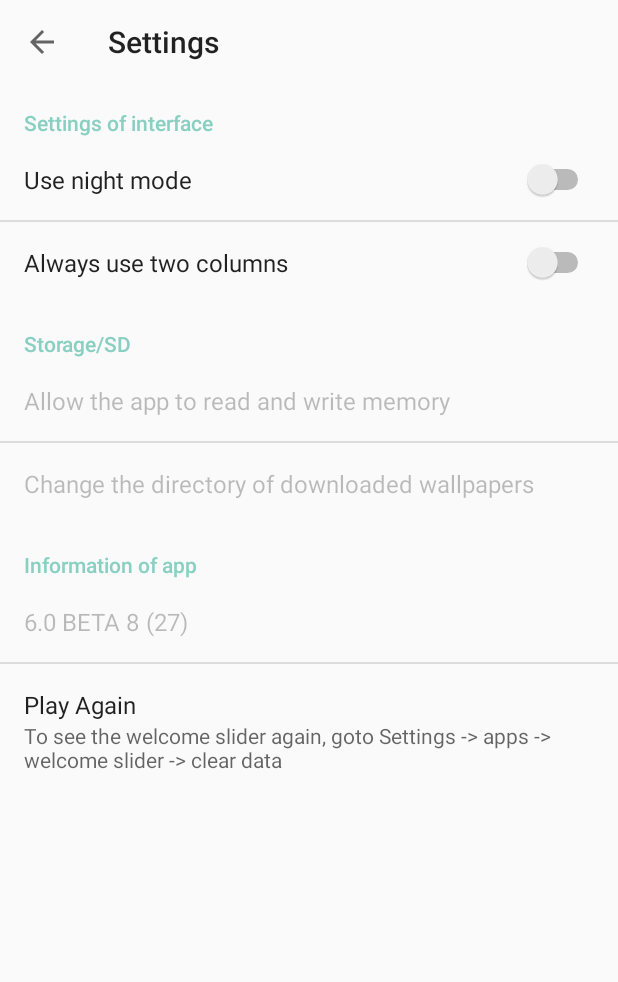
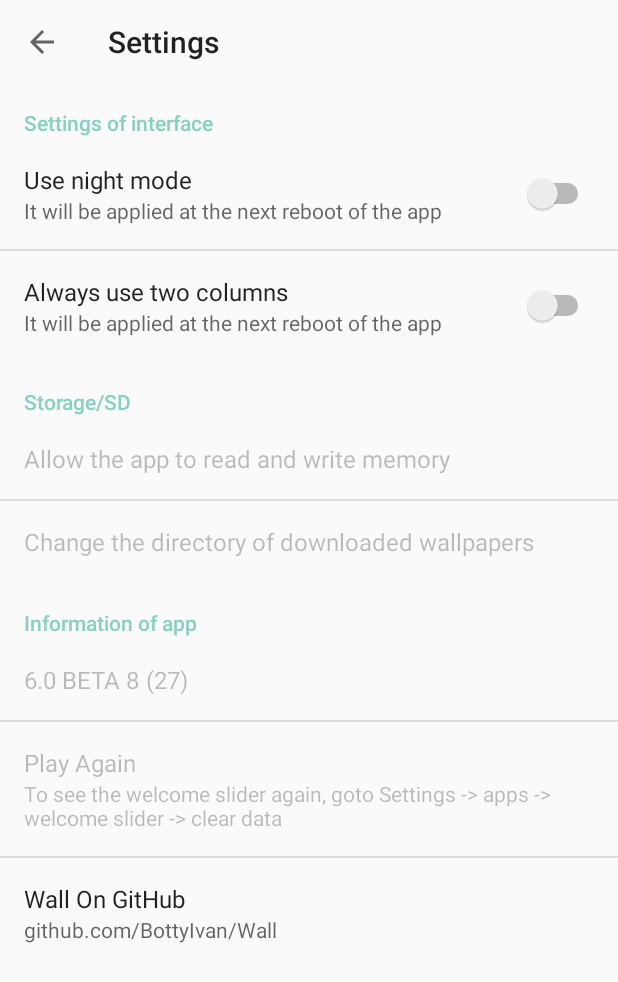
Before and after one commit to BottyIvan/Wall, an Android app: the HomeFragment screen opened directly, with no data from a screen before it, after a tap on "Settings", on a phone screen of 412 x 824 dp. Shown: the top 982 px of the screen. Run offline under Robolectric (Android 15) with nearby library versions, the phone set to English and light mode, and no system bars; our stand-ins replace Picasso, Volley; libraries missing offline, so code that uses them is left out: com.github.florent37.picassopalette, com.koushikdutta.async, com.koushikdutta.ion; network calls fail; pictures from the network do not load; 1 statement that could not run was skipped; 1 other tap on this screen came first.

Commit message:
- in preview wallpaper now the wall will be downloaded in the correct folder, - summery for ui changes - initial support for change directory -> not work yet

```diff
--- a/app/src/main/java/com/botty/wall/activity/PreviewWallpaper.java
+++ b/app/src/main/java/com/botty/wall/activity/PreviewWallpaper.java
@@ -73,6 +73,7 @@ public class PreviewWallpaper extends AppCompatActivity {
     private ProgressDialog progressDialog;
     private Future<File> downloading;
     private boolean downloaded = false;
+    private String fullPath = Environment.getExternalStorageDirectory().getAbsolutePath()+"/WallApp";
 
     final private int REQUEST_CODE_ASK_PERMISSIONS = 123;
     private boolean SDPermission;
@@ -148,7 +149,7 @@ public class PreviewWallpaper extends AppCompatActivity {
                                 System.out.println("" + downloaded + " / " + total);
                             }
                         })
-                        .write(new File("/sdcard/wall_"+selectedPosition+".jpg"))
+                        .write(new File(fullPath, "wall_"+selectedPosition+".jpg"))
                         .setCallback(new FutureCallback<File>() {
                             @Override
                             public void onCompleted(Exception e, File file) {
--- a/app/src/main/java/com/botty/wall/fragment/HomeFragment.java
+++ b/app/src/main/java/com/botty/wall/fragment/HomeFragment.java
@@ -98,6 +98,8 @@ public class HomeFragment extends Fragment implements SwipeRefreshLayout.OnRefre
             layout_row = 1;
             isListView = false;
         }
+
+        settings.getString("directory",directoryName);
     }
 
     @Override
--- a/app/src/main/res/values/strings.xml
+++ b/app/src/main/res/values/strings.xml
@@ -21,6 +21,7 @@
     <string name="settings_of_interface">Settings of interface</string>
     <string name="use_night_mode">Use night mode</string>
     <string name="always_use_two_columns">Always use two columns</string>
+    <string name="applied_ui_settings">It will be applied at the next reboot of the app</string>
     <string name="settings_for_sd" translatable="false">Storage/SD</string>
     <string name="allow_the_app_to_read_and_write_memory">Allow the app to read and write memory</string>
     <string name="change_the_directory_of_downloaded_wallpapers">Change the directory of downloaded wallpapers</string>
--- a/app/src/main/res/xml/preferences.xml
+++ b/app/src/main/res/xml/preferences.xml
@@ -4,22 +4,28 @@
         android:title="@string/settings_of_interface">
         <SwitchPreference
             android:title="@string/use_night_mode"
+            android:summary="@string/applied_ui_settings"
             android:defaultValue="false"
             android:key="nightmode" />
-    </PreferenceCategory>
         <SwitchPreference android:title="@string/always_use_two_columns"
+            android:summary="@string/applied_ui_settings"
             android:defaultValue="false"
             android:key="tworow"/>
+    </PreferenceCategory>
     <PreferenceCategory
         android:title="@string/settings_for_sd"
-        android:enabled="false">
+        android:enabled="true">
         <PreferenceScreen
             android:title="@string/allow_the_app_to_read_and_write_memory"
             android:key="grantaccess"
             android:enabled="false"/>
-        <PreferenceScreen
+        <EditTextPreference
             android:enabled="false"
-            android:title="@string/change_the_directory_of_downloaded_wallpapers"/>
+            android:title="@string/change_the_directory_of_downloaded_wallpapers"
+            android:key="directory"
+            android:persistent="true"
+            android:dialogTitle="Name of directory"
+            android:defaultValue="WallApp"/>
     </PreferenceCategory>
     <PreferenceCategory
         android:title="@string/information_of_app">
@@ -28,6 +34,13 @@
             android:title="@string/version_app"/>
         <PreferenceScreen
             android:title="@string/play_again"
-            android:summary="@string/play_again_desc"/>
+            android:summary="@string/play_again_desc"
+            android:enabled="false"/>
+        <PreferenceScreen
+            android:title="Wall On GitHub"
+            android:summary="github.com/BottyIvan/Wall">
+            <intent android:action="android.intent.action.VIEW"
+                android:data="https://github.com/BottyIvan/Wall"/>
+        </PreferenceScreen>
     </PreferenceCategory>
 </PreferenceScreen>
```
Also changed, not shown: app/src/main/java/com/botty/wall/fragment/SettingsFragment.java (+17 -0 lines), 2 other files. Lines whose indentation alone changed are shown as unchanged.
